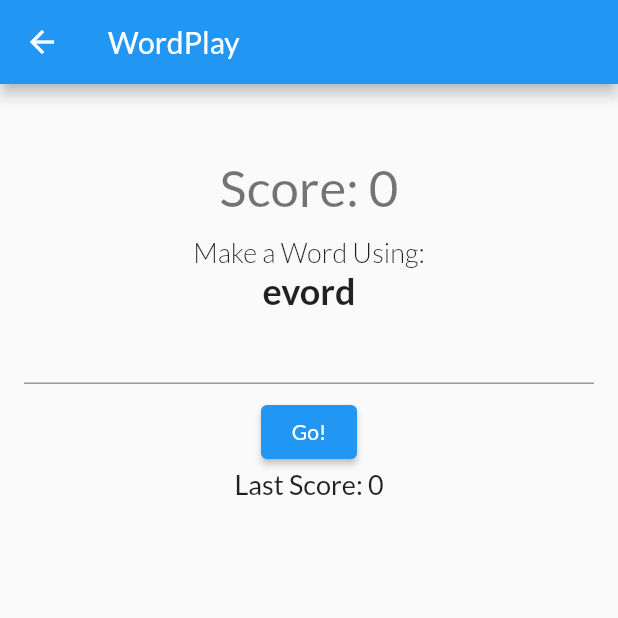
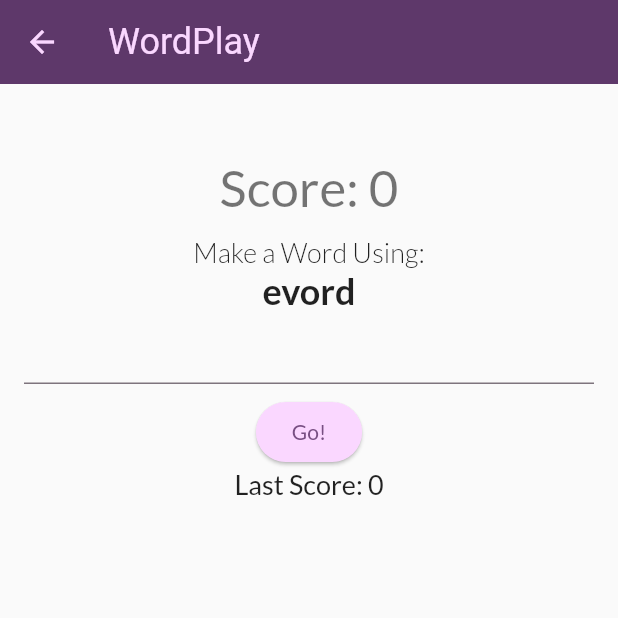
Before and after one commit to iyagnik/wordplay_game, a Flutter app: the screen it shows after launch, after a tap on "START!", on a phone screen of 412 x 824 dp, the top half of it. Run offline on Flutter 3.47's test engine with Material 2 defaults, Android fonts, the phone set to English and light mode, and no system bars; our stand-ins replace google_fonts.

Commit message:
Change in Color Theme + Added Dark Mode
Dark Mode Changes according with System

```diff
--- a/lib/landing.dart
+++ b/lib/landing.dart
@@ -12,6 +12,7 @@ class _MyHomePageState extends State<LandingPage> {
   @override
   Widget build(BuildContext context) {
     return Scaffold(
+      backgroundColor: const Color.fromARGB(255, 60, 44, 76),
       body: Stack(
         fit: StackFit.expand,
         children: <Widget>[
--- a/lib/main.dart
+++ b/lib/main.dart
@@ -1,6 +1,15 @@
 import 'package:flutter/material.dart';
 import 'package:google_fonts/google_fonts.dart';
 import 'package:wordsplay_demo/landing.dart';
+
+var kColorScheme = ColorScheme.fromSeed(
+    seedColor: const Color.fromARGB(255, 170, 70, 205),
+    background: const Color.fromARGB(255, 170, 70, 205));
+
+var kDarkColorScheme = ColorScheme.fromSeed(
+  seedColor: const Color.fromARGB(255, 75, 5, 125),
+  brightness: Brightness.dark,
+);
 
 void main() {
   runApp(MyApp());
@@ -10,11 +19,37 @@ class MyApp extends StatelessWidget {
   @override
   Widget build(BuildContext context) {
     return MaterialApp(
+      darkTheme: ThemeData.dark().copyWith(
+        useMaterial3: true,
+        colorScheme: kDarkColorScheme,
+        elevatedButtonTheme: ElevatedButtonThemeData(
+          style: ElevatedButton.styleFrom(
+            backgroundColor: kDarkColorScheme.primaryContainer,
+            foregroundColor: kDarkColorScheme.onPrimaryContainer,
+          ),
+        ),
+      ),
       title: 'WordPlay',
-      theme: ThemeData(
-        primarySwatch: Colors.blue,
-        textTheme: GoogleFonts.latoTextTheme(),
+      theme: ThemeData().copyWith(
+        useMaterial3: true,
+        colorScheme: kColorScheme,
+        appBarTheme: const AppBarTheme().copyWith(
+          backgroundColor: kColorScheme.onPrimaryContainer,
+          foregroundColor: kColorScheme.primaryContainer,
+        ),
+        elevatedButtonTheme: ElevatedButtonThemeData(
+          style: ElevatedButton.styleFrom(
+            backgroundColor: kColorScheme.primaryContainer,
+          ),
+        ),
+        textTheme: GoogleFonts.latoTextTheme().copyWith(
+          titleLarge: TextStyle(
+              fontWeight: FontWeight.normal,
+              color: kColorScheme.onSecondaryContainer,
+              fontSize: 24),
+        ),
       ),
+      themeMode: ThemeMode.system,
       home: const LandingPage(),
     );
   }
```
